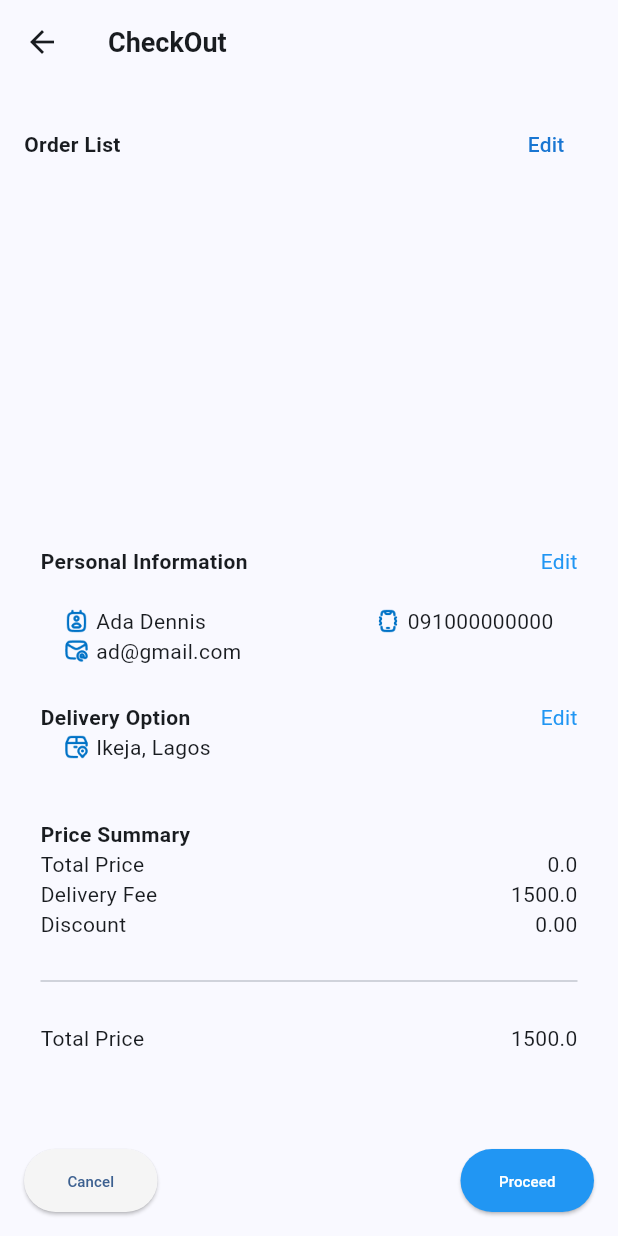
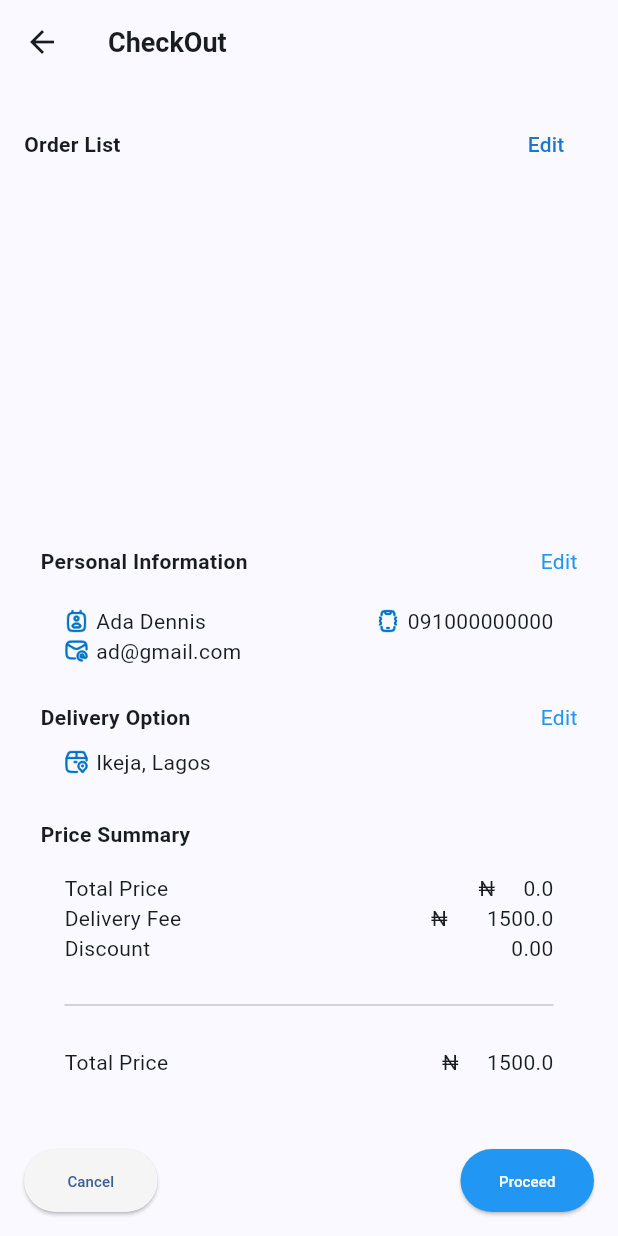
Before and after one commit to ManifestJosh/hngtask--Pixel_perfect, a Flutter app: the CheckoutPage screen opened directly with empty values, on a phone screen of 412 x 824 dp. Run offline on Flutter 3.47's test engine with Material 3 defaults, Android fonts, the light colour scheme and no system bars; our stand-ins replace get; network calls fail.

Commit message:
final commit

```diff
--- a/lib/checkout.dart
+++ b/lib/checkout.dart
@@ -17,7 +17,7 @@ class _CheckoutPageState extends State<CheckoutPage> {
   final TextEditingController addressController = TextEditingController();
   final TextEditingController numberController = TextEditingController();
   int selectedValue = 1;
-  final isButtonEnabled = false.obs;
+  final isButtonEnabled = true.obs;
   double delivery = 1500.00;
 
   void _validateForm() {
@@ -30,7 +30,8 @@ class _CheckoutPageState extends State<CheckoutPage> {
     if (nameController.text.isEmpty ||
         addressController.text.isEmpty ||
         numberController.text.isEmpty) {
-      Get.snackbar('Error', 'All fields are required');
+      Get.snackbar('Error', 'All fields are required',
+          backgroundColor: Colors.red, colorText: Colors.white);
       return;
     }
     Get.to(() => PaymentSuccessPage());
@@ -209,6 +210,9 @@ class _CheckoutPageState extends State<CheckoutPage> {
                       )
                     ],
                   ),
+                  SizedBox(
+                    height: 10,
+                  ),
                   Padding(
                     padding: const EdgeInsets.symmetric(horizontal: 16.0),
                     child: Row(
@@ -238,18 +242,22 @@ class _CheckoutPageState extends State<CheckoutPage> {
                       style: TextStyle(
                         fontWeight: FontWeight.bold,
                       )),
+                  Padding(
+                    padding: const EdgeInsets.all(16.0),
+                    child: Column(
+                      children: [
                         Row(
                           children: [
                             const Text("Total Price"),
                             const Spacer(),
-                      Text('${totalPrice}')
+                            Text('₦     ${totalPrice}')
                           ],
                         ),
                         Row(
                           children: [
                             const Text("Delivery Fee"),
                             const Spacer(),
-                      Text("${delivery}")
+                            Text("₦       ${delivery}")
                           ],
                         ),
                         const Row(
@@ -266,8 +274,11 @@ class _CheckoutPageState extends State<CheckoutPage> {
                           children: [
                             const Text("Total Price"),
                             const Spacer(),
-                      Text('$total')
+                            Text('₦     $total')
                           ],
+                        ),
+                      ],
+                    ),
                   ),
                 ],
               ),
```
Also changed, not shown: lib/cart.dart (+9 -5 lines), lib/controller/bottomnav.dart (+0 -19 lines), lib/homepage.dart (+22 -1 lines). Lines whose indentation alone changed are shown as unchanged.
